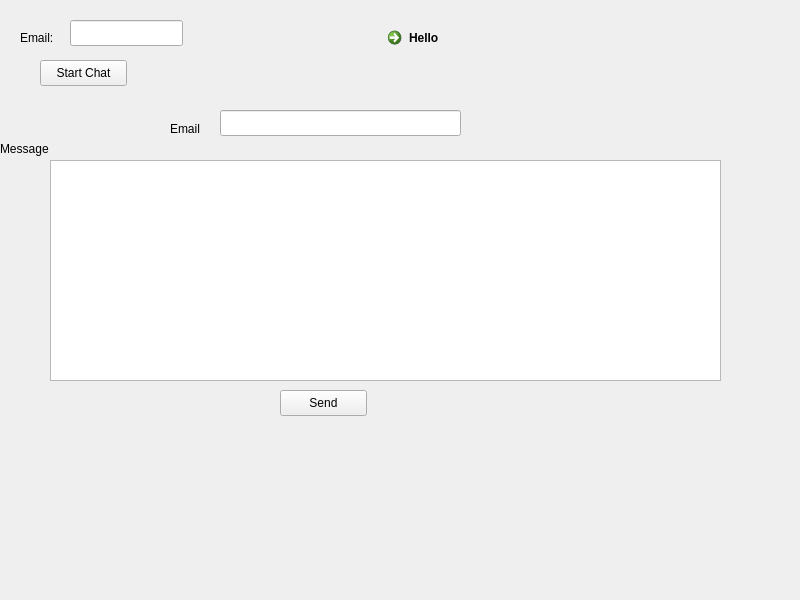
Above: GUI/form.ui from porfanid/Encrypted-Communication before the change. Below: the same form after it.
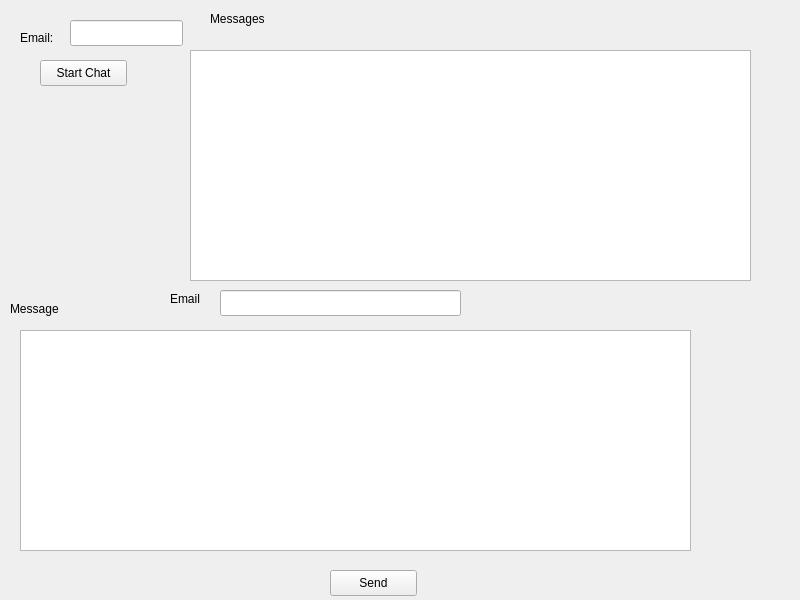
That is the form after the change.

Commit message: Added textbox for received messages and emptying the line after the text has been sent

```diff
--- a/GUI/form.ui
+++ b/GUI/form.ui
@@ -52,8 +52,8 @@
   <widget class="QTextEdit" name="textEdit">
    <property name="geometry">
     <rect>
-     <x>50</x>
-     <y>160</y>
+     <x>20</x>
+     <y>330</y>
      <width>671</width>
      <height>221</height>
     </rect>
@@ -63,7 +63,7 @@
    <property name="geometry">
     <rect>
      <x>220</x>
-     <y>110</y>
+     <y>290</y>
      <width>241</width>
      <height>26</height>
     </rect>
@@ -72,8 +72,8 @@
   <widget class="QLabel" name="label_2">
    <property name="geometry">
     <rect>
-     <x>0</x>
-     <y>140</y>
+     <x>10</x>
+     <y>300</y>
      <width>66</width>
      <height>18</height>
     </rect>
@@ -86,7 +86,7 @@
    <property name="geometry">
     <rect>
      <x>170</x>
-     <y>120</y>
+     <y>290</y>
      <width>41</width>
      <height>18</height>
     </rect>
@@ -98,8 +98,8 @@
   <widget class="QPushButton" name="send">
    <property name="geometry">
     <rect>
-     <x>280</x>
-     <y>390</y>
+     <x>330</x>
+     <y>570</y>
      <width>87</width>
      <height>26</height>
     </rect>
@@ -108,17 +108,27 @@
     <string>Send</string>
    </property>
   </widget>
-  <widget class="QCommandLinkButton" name="commandLinkButton">
+  <widget class="QTextBrowser" name="textBrowser">
    <property name="geometry">
     <rect>
-     <x>380</x>
-     <y>20</y>
-     <width>175</width>
-     <height>41</height>
+     <x>190</x>
+     <y>50</y>
+     <width>561</width>
+     <height>231</height>
+    </rect>
+   </property>
+  </widget>
+  <widget class="QLabel" name="label_4">
+   <property name="geometry">
+    <rect>
+     <x>210</x>
+     <y>10</y>
+     <width>66</width>
+     <height>18</height>
     </rect>
    </property>
    <property name="text">
-    <string>Hello</string>
+    <string>Messages</string>
    </property>
   </widget>
  </widget>
```
Left out of the diff: 19 changed lines with no effect on the pictures. The commit also changes 2 other files.
